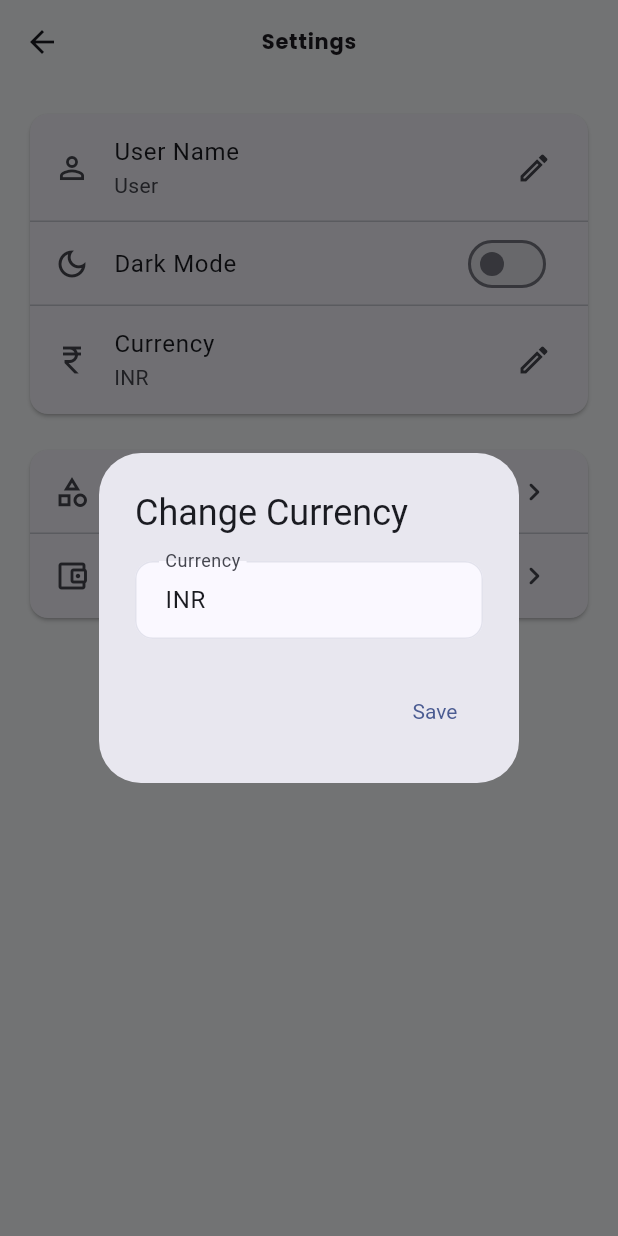
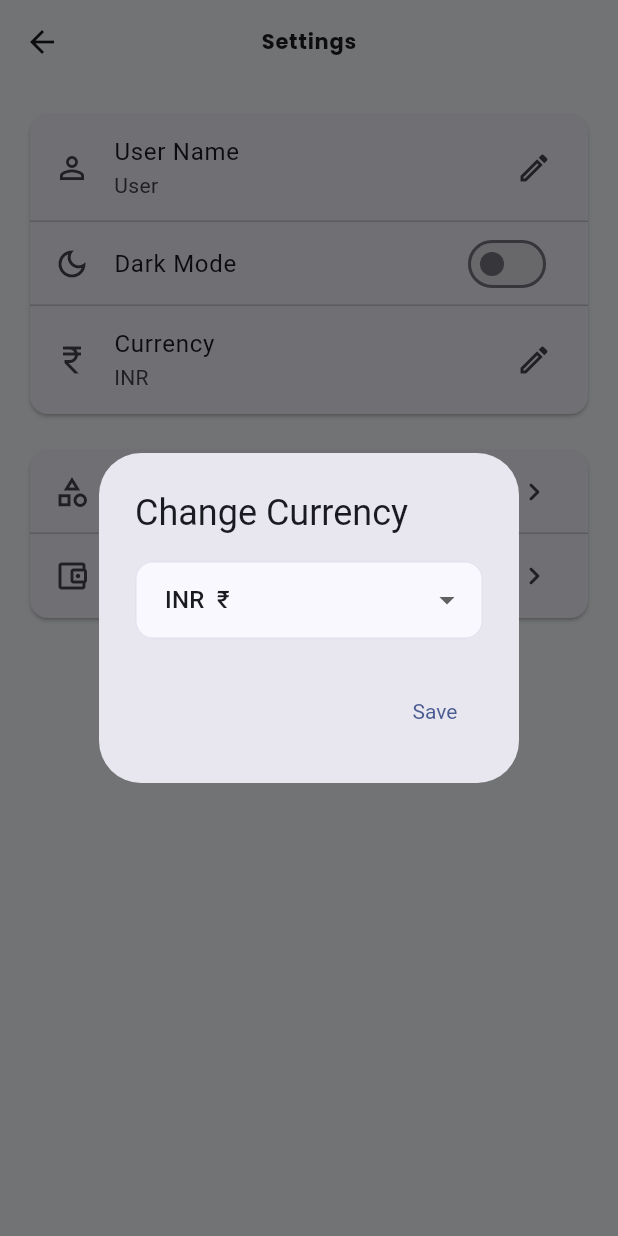
Before and after one commit to iamprasidh/TrackPay, a Flutter app: the SettingsScreen screen opened directly, after a tap on "Currency", on a phone screen of 412 x 824 dp. Run offline on Flutter 3.47's test engine with Material 3 defaults, Android fonts, the phone set to English and light mode, and no system bars; our stand-ins replace flutter_riverpod, google_fonts, hive, hive_flutter; accounts and stored records are empty.

Commit message:
implemented currency changing option

```diff
--- a/lib/screens/settings/settings_screen.dart
+++ b/lib/screens/settings/settings_screen.dart
@@ -110,22 +110,45 @@ class SettingsScreen extends ConsumerWidget {
   }
 
   void _changeCurrency(BuildContext context, WidgetRef ref, String current) {
-    final controller = TextEditingController(text: current);
+    const currencies = ['INR', 'USD', 'EUR', 'GBP'];
+    String selected = (current.isNotEmpty ? current.toUpperCase() : 'INR');
+    if (!currencies.contains(selected)) selected = 'INR';
+
+    String symbolFor(String code) {
+      switch (code.toUpperCase()) {
+        case 'INR':
+          return '₹';
+        case 'USD':
+          return '\$';
+        case 'EUR':
+          return '€';
+        case 'GBP':
+          return '£';
+        default:
+          return code;
+      }
+    }
 
     showDialog(
       context: context,
       builder: (_) => AlertDialog(
         title: const Text("Change Currency"),
-        content: TextField(
-          controller: controller,
-          decoration: const InputDecoration(labelText: "Currency"),
+        content: DropdownButtonFormField<String>(
+          value: selected,
+          items: currencies
+              .map((c) => DropdownMenuItem(
+                    value: c,
+                    child: Text('$c  ${symbolFor(c)}'),
+                  ))
+              .toList(),
+          onChanged: (val) {
+            if (val != null) selected = val;
+          },
         ),
         actions: [
           TextButton(
             onPressed: () {
-              final currency = controller.text.trim();
-              if (currency.isEmpty) return;
-              ref.read(settingsProvider.notifier).updateCurrency(currency);
+              ref.read(settingsProvider.notifier).updateCurrency(selected);
               Navigator.pop(context);
             },
             child: const Text("Save"),
```
Also changed, not shown: lib/screens/transactions/add_transaction_screen.dart (+23 -3 lines).
